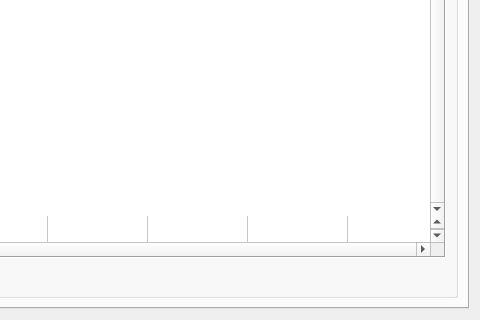
Qt form Editors/c5dishwidget.ui (End1-1/Cafe5) before a commit; both pictures show x 599 to 1079 and y 282 to 602 of the 1079 by 602 pixel window.
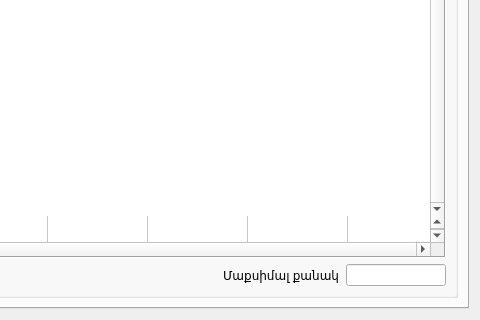
The same form after that commit. The open tabs and pages were chosen to show the change. Icons and pictures are not drawn. Custom widgets are drawn as their Qt base class.

What changed in the file:
```diff
--- a/Editors/c5dishwidget.ui
+++ b/Editors/c5dishwidget.ui
@@ -1213,6 +1213,26 @@
                </property>
               </spacer>
              </item>
+             <item>
+              <widget class="QLabel" name="label_14">
+               <property name="text">
+                <string>Մաքսիմալ քանակ</string>
+               </property>
+              </widget>
+             </item>
+             <item>
+              <widget class="C5LineEditWithSelector" name="leSetQty">
+               <property name="maximumSize">
+                <size>
+                 <width>100</width>
+                 <height>16777215</height>
+                </size>
+               </property>
+               <property name="Field" stdset="0">
+                <string>f_setqty</string>
+               </property>
+              </widget>
+             </item>
             </layout>
            </widget>
           </item>
```
